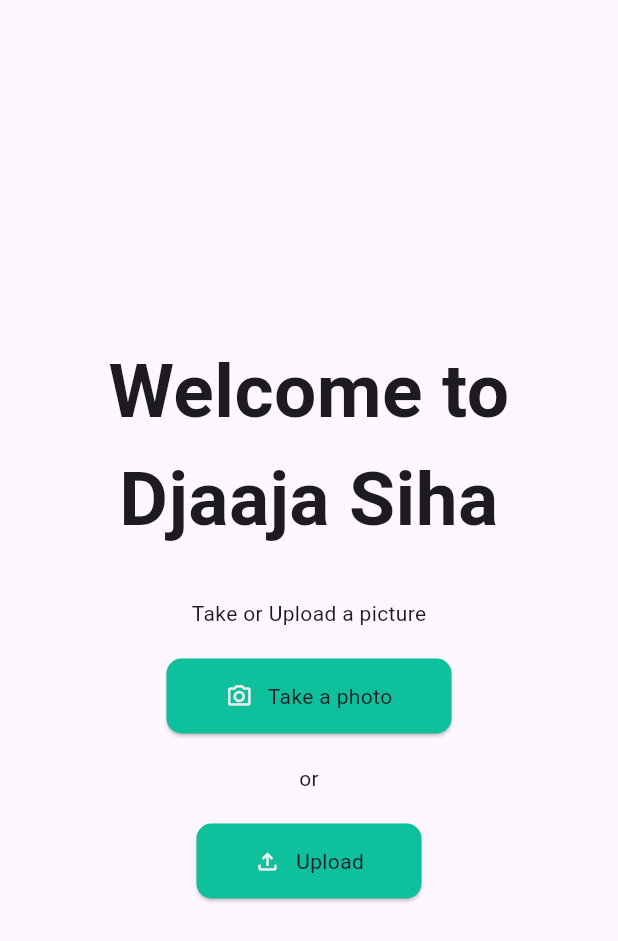
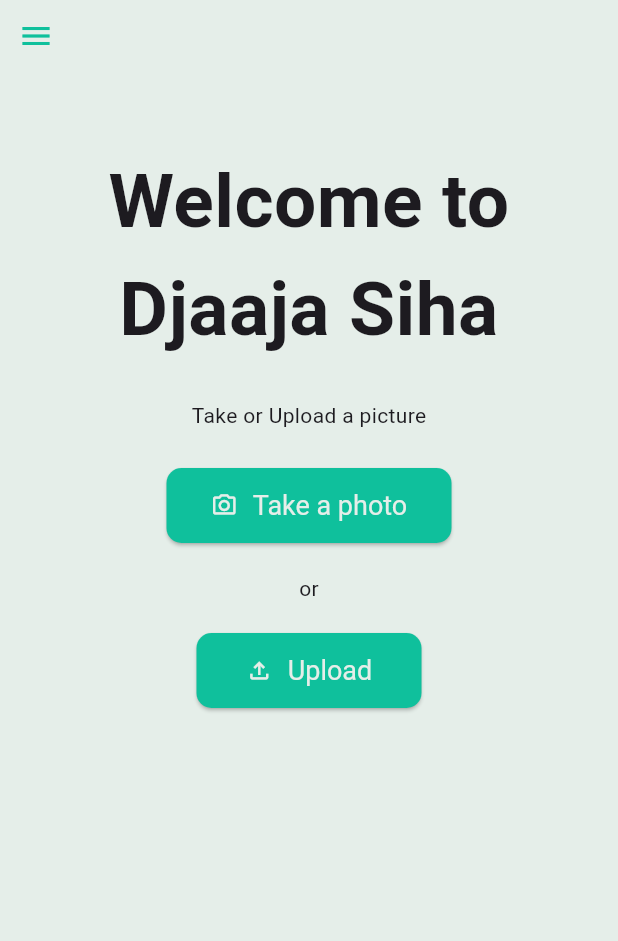
Before and after one commit to oualidrouabah/poultry-disease-detection, a Flutter app: the screen it shows after launch, on a phone screen of 412 x 824 dp. Shown: the top 941 px of the screen. Run offline on Flutter 3.47's test engine with Material 3 defaults, Android fonts, the phone set to English and light mode, and no system bars; our stand-ins replace camera, connectivity.

Commit message:
add some function

```diff
--- a/lib/HomeScreen.dart
+++ b/lib/HomeScreen.dart
@@ -13,17 +13,32 @@ class _HomeScreenState extends State<HomeScreen> {
   @override
   Widget build(BuildContext context) {
     return  Scaffold(
+      backgroundColor: Theme.of(context).hintColor,
       body:Center(
         child: Column(
-          mainAxisAlignment: MainAxisAlignment.center,
+          mainAxisAlignment: MainAxisAlignment.start,
           //crossAxisAlignment: CrossAxisAlignment.center,
           children: [
+            Row(
+              mainAxisAlignment: MainAxisAlignment.start,
+              children: [
+                IconButton(
+                    onPressed: () {
+                      //open a side menu
+
+                    },
+                    icon: const Icon(Icons.menu),
+                    color: Theme.of(context).primaryColor,
+                  ),
+              ],
+            ),
+            const SizedBox(height: 50,),
             const Text('Welcome to Djaaja Siha', style: TextStyle(fontSize: 50, fontWeight: FontWeight.bold), textAlign: TextAlign.center,),
-            const SizedBox(height: 30,),
+            const SizedBox(height: 25,),
             Builder(builder:(context) =>
               Text('Take or Upload a picture', style: Theme.of(context).textTheme.bodyMedium,),
             ),
-            const SizedBox(height: 20,),
+            const SizedBox(height: 25,),
             Builder(builder: (context) {
               return ElevatedButton(
                 onPressed: () async{
@@ -44,7 +59,7 @@ class _HomeScreenState extends State<HomeScreen> {
                   children:[
                     Icon(Icons.camera_alt_outlined, color: Theme.of(context).hintColor,),
                     const SizedBox(width: 10,),
-                    Text('Take a photo', style: Theme.of(context).textTheme.bodyMedium,),
+                    Text('Take a photo', style: Theme.of(context).textTheme.displayMedium,),
                   ],
                 )
               );
@@ -71,7 +86,7 @@ class _HomeScreenState extends State<HomeScreen> {
                   children:[
                     Icon(Icons.file_upload_outlined, color: Theme.of(context).hintColor,),
                     const SizedBox(width: 10,),
-                    Text('Upload', style: Theme.of(context).textTheme.bodyMedium,),
+                    Text('Upload', style: Theme.of(context).textTheme.displayMedium,),
                   ],
                 )
               );
--- a/lib/Theme.dart
+++ b/lib/Theme.dart
@@ -12,8 +12,8 @@ class MyTheme {
     ),
     textTheme:const TextTheme(
       displayLarge: TextStyle(fontSize: 500.0, fontWeight: FontWeight.bold),
-      displayMedium: TextStyle(fontSize: 22.0, fontWeight: FontWeight.bold),
-      displaySmall: TextStyle(fontSize: 20.0, fontWeight: FontWeight.bold),
+      displayMedium: TextStyle(fontSize: 18.0, fontWeight: FontWeight.normal, color: Color(0xffe5eee9)),
+      displaySmall: TextStyle(fontSize: 20.0, fontWeight: FontWeight.normal, color: Color(0xffe5eee9)),
     )
   );
 
```
Also changed, not shown: lib/NoConnectionScreen.dart (+62 -1 lines), lib/SplashScreen.dart (+20 -3 lines), lib/TakePicture.dart (+53 -5 lines), 1 other file.
